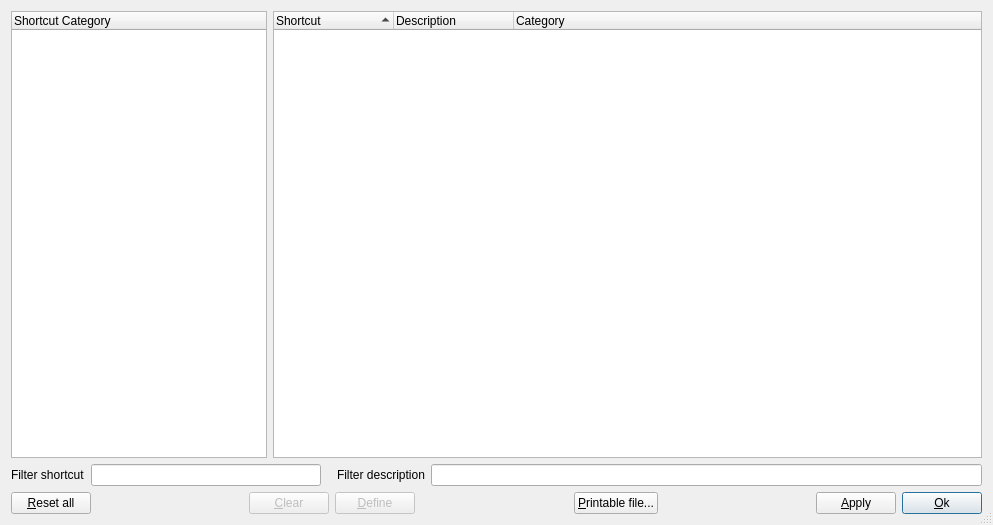
Old version of the form muse3/muse/components/shortcutconfigbase.ui in the repository emrum/muse.
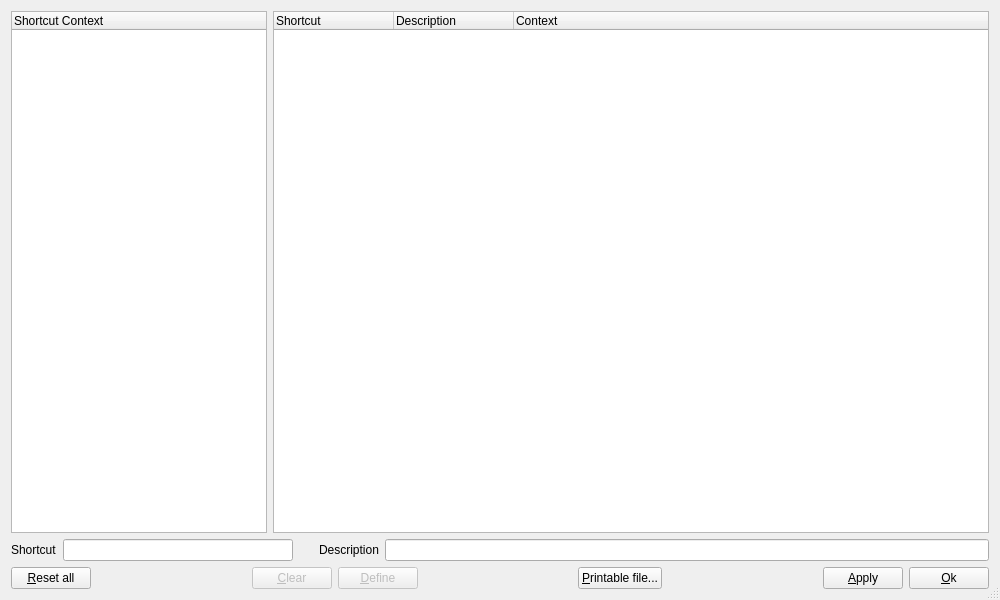
New version of the form.

Commit message: Finish shortcut dialog, update changelog

The edit to the form file:
```diff
--- a/muse3/muse/components/shortcutconfigbase.ui
+++ b/muse3/muse/components/shortcutconfigbase.ui
@@ -6,8 +6,8 @@
    <rect>
     <x>0</x>
     <y>0</y>
-    <width>993</width>
-    <height>525</height>
+    <width>1000</width>
+    <height>600</height>
    </rect>
   </property>
   <property name="windowTitle">
@@ -16,7 +16,10 @@
   <property name="sizeGripEnabled">
    <bool>true</bool>
   </property>
-  <layout class="QGridLayout" name="gridLayout">
+  <layout class="QGridLayout" name="gridLayout" columnstretch="0,0" columnminimumwidth="0,0">
+   <property name="sizeConstraint">
+    <enum>QLayout::SetDefaultConstraint</enum>
+   </property>
    <item row="0" column="0">
     <widget class="QTreeWidget" name="cgListView">
      <property name="sizePolicy">
@@ -31,9 +34,15 @@
        <height>200</height>
       </size>
      </property>
+     <property name="rootIsDecorated">
+      <bool>false</bool>
+     </property>
+     <property name="itemsExpandable">
+      <bool>false</bool>
+     </property>
      <column>
       <property name="text">
-       <string>Shortcut Category</string>
+       <string>Shortcut Context</string>
       </property>
      </column>
     </widget>
@@ -41,8 +50,8 @@
    <item row="0" column="1">
     <widget class="QTreeWidget" name="scListView">
      <property name="sizePolicy">
-      <sizepolicy hsizetype="Preferred" vsizetype="Expanding">
-       <horstretch>1</horstretch>
+      <sizepolicy hsizetype="Expanding" vsizetype="Expanding">
+       <horstretch>0</horstretch>
        <verstretch>0</verstretch>
       </sizepolicy>
      </property>
@@ -55,10 +64,25 @@
      <property name="focusPolicy">
       <enum>Qt::StrongFocus</enum>
      </property>
+     <property name="textElideMode">
+      <enum>Qt::ElideRight</enum>
+     </property>
+     <property name="rootIsDecorated">
+      <bool>false</bool>
+     </property>
+     <attribute name="headerCascadingSectionResizes">
+      <bool>false</bool>
+     </attribute>
+     <attribute name="headerMinimumSectionSize">
+      <number>120</number>
+     </attribute>
      <attribute name="headerDefaultSectionSize">
       <number>120</number>
      </attribute>
      <attribute name="headerShowSortIndicator" stdset="0">
+      <bool>false</bool>
+     </attribute>
+     <attribute name="headerStretchLastSection">
       <bool>true</bool>
      </attribute>
      <column>
@@ -73,7 +97,7 @@
      </column>
      <column>
       <property name="text">
-       <string>Category</string>
+       <string>Context</string>
       </property>
      </column>
     </widget>
@@ -83,7 +107,7 @@
      <item>
       <widget class="QLabel" name="keyFilterLabel">
        <property name="text">
-        <string>Filter shortcut</string>
+        <string>Shortcut</string>
        </property>
       </widget>
      </item>
@@ -113,7 +137,7 @@
        </property>
        <property name="sizeHint" stdset="0">
         <size>
-         <width>10</width>
+         <width>20</width>
          <height>20</height>
         </size>
        </property>
@@ -122,7 +146,7 @@
      <item>
       <widget class="QLabel" name="textFilterLabel">
        <property name="text">
-        <string>Filter description</string>
+        <string>Description</string>
        </property>
       </widget>
      </item>
@@ -132,7 +156,7 @@
     </layout>
    </item>
    <item row="2" column="0" colspan="2">
-    <layout class="QHBoxLayout">
+    <layout class="QHBoxLayout" name="hLayout">
      <item>
       <widget class="QPushButton" name="resetButton">
        <property name="toolTip">
@@ -183,6 +207,9 @@
        <property name="shortcut">
         <string>Alt+D</string>
        </property>
+       <property name="default">
+        <bool>true</bool>
+       </property>
       </widget>
      </item>
      <item>
@@ -246,7 +273,7 @@
         <string>Alt+O</string>
        </property>
        <property name="default">
-        <bool>true</bool>
+        <bool>false</bool>
        </property>
       </widget>
      </item>
```
The commit also changes 5 other files.
